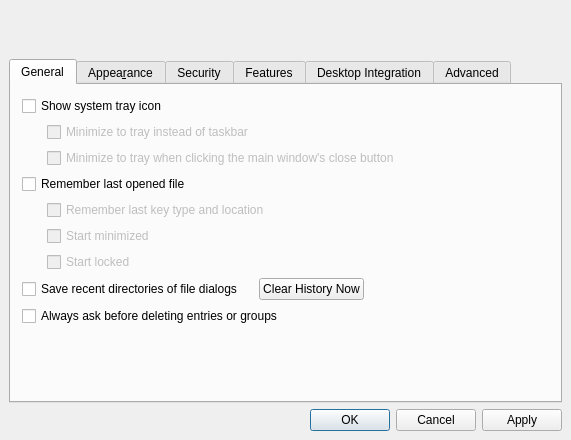
The window that src/forms/SettingsDlg.ui (thooge/keepassx1) describes before a commit, drawn with Qt 5.
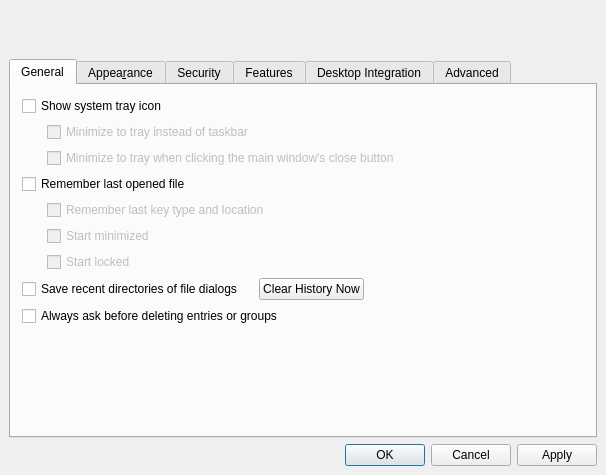
The same window after the commit. Icons and pictures are not drawn. Custom widgets are drawn as their Qt base class.

Commit message: Dynamically set size of the settings dialog

Patch:
```diff
--- a/src/forms/SettingsDlg.ui
+++ b/src/forms/SettingsDlg.ui
@@ -5,28 +5,10 @@
    <rect>
     <x>0</x>
     <y>0</y>
-    <width>571</width>
-    <height>440</height>
+    <width>606</width>
+    <height>475</height>
    </rect>
   </property>
-  <property name="sizePolicy" >
-   <sizepolicy vsizetype="Fixed" hsizetype="Fixed" >
-    <horstretch>0</horstretch>
-    <verstretch>0</verstretch>
-   </sizepolicy>
-  </property>
-  <property name="minimumSize" >
-   <size>
-    <width>571</width>
-    <height>440</height>
-   </size>
-  </property>
-  <property name="maximumSize" >
-   <size>
-    <width>571</width>
-    <height>441</height>
-   </size>
-  </property>
   <property name="windowTitle" >
    <string>Settings</string>
   </property>
@@ -331,8 +313,8 @@
          </property>
          <property name="sizeHint" >
           <size>
-           <width>531</width>
-           <height>16</height>
+           <width>20</width>
+           <height>0</height>
           </size>
          </property>
         </spacer>
```
Left out of the diff: 10 changed lines with no effect on the pictures. The commit also changes 1 other file.
